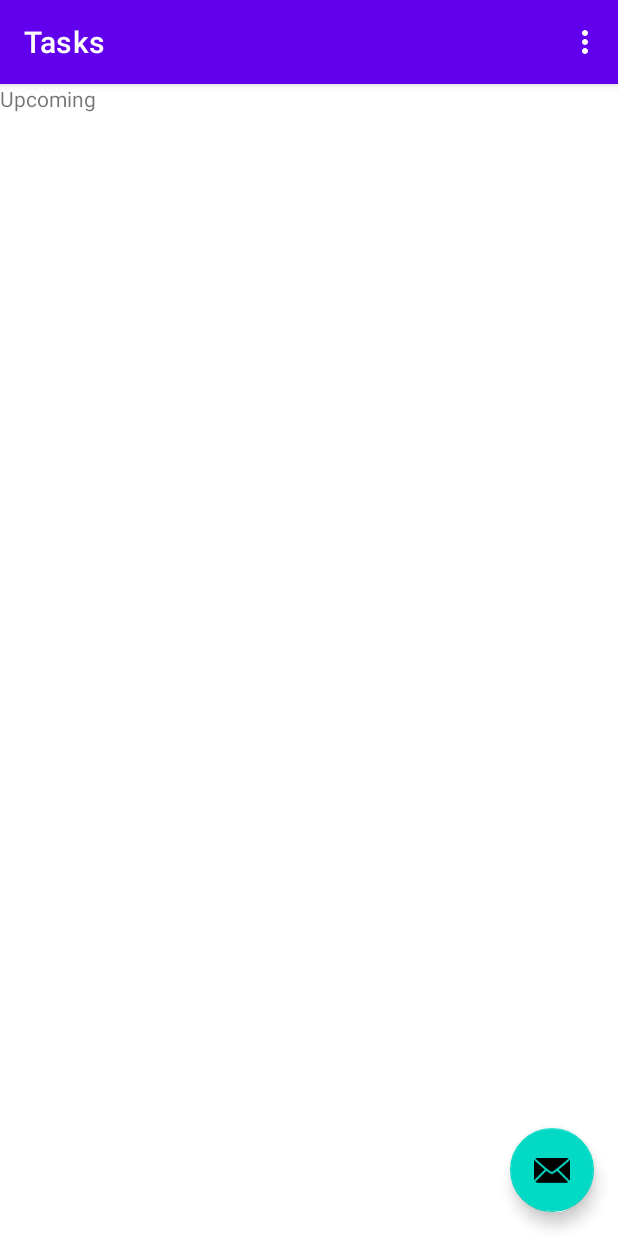
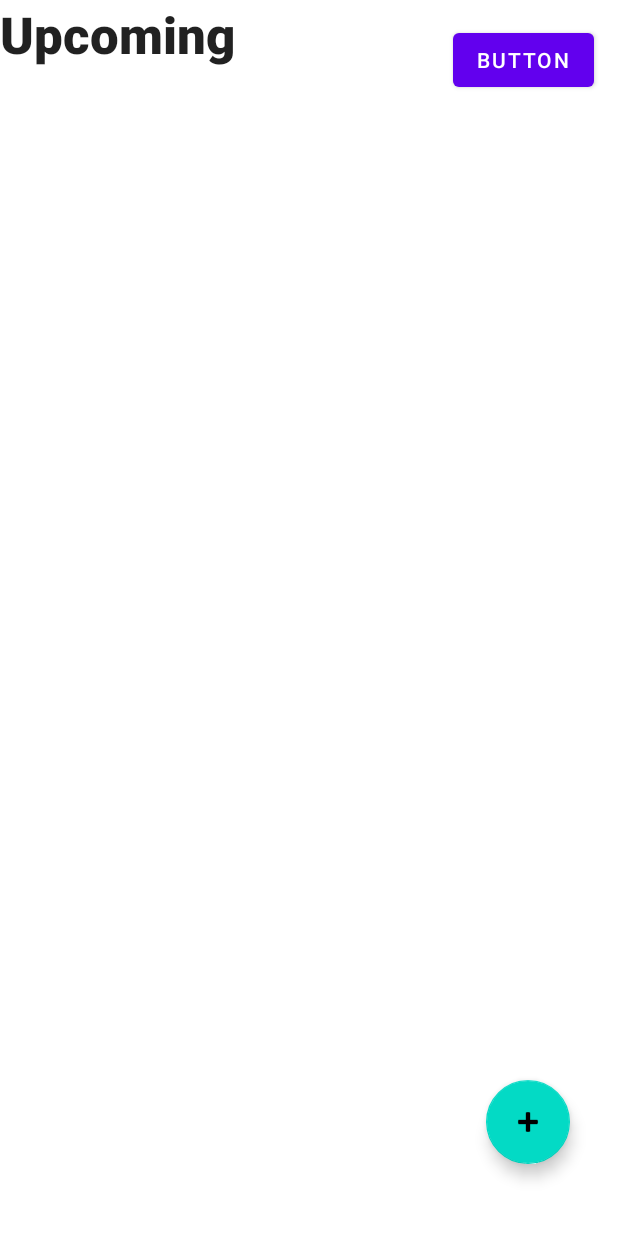
Before and after one commit to rodrigorar/lotic, an Android app: the screen it shows after launch (MainActivity), on a phone screen of 412 x 824 dp. Run offline under Robolectric (Android 15) with nearby library versions, the phone set to English and light mode, and no system bars; our stand-ins replace navigation-ui; 4 statements that could not run were skipped.

Commit message:
Tasks-Android: Initial UI tinkering

```diff
--- a/tasks-android/app/src/main/res/layout/activity_main.xml
+++ b/tasks-android/app/src/main/res/layout/activity_main.xml
@@ -9,16 +9,7 @@
     <com.google.android.material.appbar.AppBarLayout
         android:layout_width="match_parent"
         android:layout_height="wrap_content"
-        android:theme="@style/Theme.Tasks.AppBarOverlay">
-
-        <androidx.appcompat.widget.Toolbar
-            android:id="@+id/toolbar"
-            android:layout_width="match_parent"
-            android:layout_height="?attr/actionBarSize"
-            android:background="?attr/colorPrimary"
-            app:popupTheme="@style/Theme.Tasks.PopupOverlay" />
-
-    </com.google.android.material.appbar.AppBarLayout>
+        android:theme="@style/Theme.Tasks.AppBarOverlay"/>
 
     <include layout="@layout/content_main" />
 
@@ -27,8 +18,17 @@
         android:layout_width="wrap_content"
         android:layout_height="wrap_content"
         android:layout_gravity="bottom|end"
-        android:layout_marginEnd="@dimen/fab_margin"
-        android:layout_marginBottom="16dp"
-        app:srcCompat="@android:drawable/ic_dialog_email" />
+        android:layout_marginEnd="32dp"
+        android:layout_marginBottom="48dp"
+        app:srcCompat="@android:drawable/ic_input_add" />
+
+    <Button
+        android:id="@+id/button"
+        android:layout_width="wrap_content"
+        android:layout_height="wrap_content"
+        android:layout_gravity="top|end"
+        android:layout_marginTop="16dp"
+        android:layout_marginEnd="16dp"
+        android:text="Button" />
 
 </androidx.coordinatorlayout.widget.CoordinatorLayout>
--- a/tasks-android/app/src/main/res/layout/content_main.xml
+++ b/tasks-android/app/src/main/res/layout/content_main.xml
@@ -8,9 +8,24 @@
 
     <TextView
         android:id="@+id/textView2"
-        android:layout_width="197dp"
-        android:layout_height="35dp"
+        android:layout_width="227dp"
+        android:layout_height="63dp"
+        android:fontFamily="sans-serif-black"
         android:text="Upcoming"
+        android:textAppearance="@style/TextAppearance.AppCompat.Large"
+        android:textSize="34sp"
         tools:layout_editor_absoluteX="19dp"
         tools:layout_editor_absoluteY="103dp" />
+
+    <ScrollView
+        android:layout_width="371dp"
+        android:layout_height="544dp"
+        tools:layout_editor_absoluteX="20dp"
+        tools:layout_editor_absoluteY="166dp">
+
+        <LinearLayout
+            android:layout_width="match_parent"
+            android:layout_height="wrap_content"
+            android:orientation="vertical" />
+    </ScrollView>
 </androidx.constraintlayout.widget.ConstraintLayout>
```
Also changed, not shown: tasks-android/gradle/wrapper/gradle-wrapper.properties (added), 2 other files.
